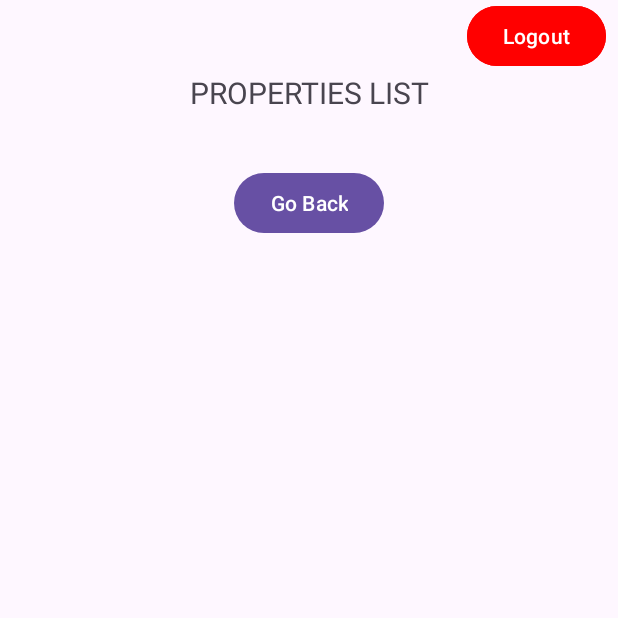
After one commit to DarrenEddy/4RentApp, an Android app: the ShortListActivity screen opened directly, with no data from a screen before it, on a phone screen of 412 x 824 dp, the top half of it. The commit adds this screen. Run offline under Robolectric (Android 15) with nearby library versions, the phone set to English and light mode, and no system bars; our stand-ins replace Firebase (no records; nobody signed in at launch, a user with empty details on screens opened directly).

Commit message:
View property details and shortList implementation

```diff
--- a/app/src/main/AndroidManifest.xml
+++ b/app/src/main/AndroidManifest.xml
@@ -12,6 +12,9 @@
         android:supportsRtl="true"
         android:theme="@style/Theme.RentalFinal"
         tools:targetApi="31">
+        <activity
+            android:name=".tenant.ShortListActivity"
+            android:exported="false" />
         <activity
             android:name=".tenant.ActivityViewProperty"
             android:exported="false" />
--- /dev/null
+++ b/app/src/main/java/com/de/rentalfinal/models/ShortList.kt
@@ -0,0 +1,5 @@
+package com.de.rentalfinal.models
+
+data class Shortlist(
+    val properties: MutableList<String> = mutableListOf()
+)
--- /dev/null
+++ b/app/src/main/java/com/de/rentalfinal/repositories/ShortListRepository.kt
@@ -0,0 +1,81 @@
+package com.de.rentalfinal.repositories
+
+import android.content.Context
+import android.util.Log
+import androidx.lifecycle.MutableLiveData
+import com.de.rentalfinal.models.Shortlist
+import com.google.firebase.Firebase
+import com.google.firebase.firestore.FieldValue
+import com.google.firebase.firestore.firestore
+import com.google.firebase.firestore.toObject
+import java.util.UUID
+
+class ShortListRepository(private val context : Context) {
+    private val TAG = this.toString();
+
+    //get an instance of firestore database
+    private val db = Firebase.firestore
+
+    private val COLLECTION_SHORTLIST = "ShortList";
+
+
+
+
+    fun addToShortList(userId:String, propertyId:String) {
+        try {
+            db.collection(COLLECTION_SHORTLIST)
+                .document(userId)
+                .get()
+                .addOnSuccessListener { document ->
+                    if (document.exists()){
+                        //If it is already created
+                        val shortList = document.toObject(Shortlist::class.java)
+                        if (shortList != null && !shortList.properties.contains(propertyId)){
+                            shortList.properties.add(propertyId)
+                            //Save the new shortList
+                            db.collection(COLLECTION_SHORTLIST).document(userId).set(shortList)
+                        }
+                    }else {
+                        // Created a new one
+                        val shortList = Shortlist(mutableListOf(propertyId))
+                        db.collection(COLLECTION_SHORTLIST).document(userId).set(shortList)
+                    }
+                }
+        } catch (ex: java.lang.Exception) {
+            Log.d(
+                TAG,
+                "addToShortList: Couldn't perform insert to short list due to exception: $ex"
+            )
+        }
+    }
+    fun getListOfProperties(userId: String, onSuccess: (MutableList<String>?) -> Unit) {
+        try {
+        db.collection(COLLECTION_SHORTLIST)
+            .document(userId)
+            .get()
+            .addOnSuccessListener { document ->
+                if (document.exists()){
+                    val shortlist = document.toObject(Shortlist::class.java)
+                    val shortListIds = shortlist?.properties
+                    onSuccess(shortListIds)
+                }else {
+                    onSuccess(mutableListOf())
+                }
+            }
+        }catch (ex : java.lang.Exception){
+            Log.e(TAG, "getListOfProperties: Could not retrieve the list of properties due to exception: $ex")
+        }
+    }
+    fun deleteFromShortList(userId: String,propertyId : String){
+        try {
+            db.collection(COLLECTION_SHORTLIST)
+                .document(userId)
+                .update("properties", FieldValue.arrayRemove(propertyId))
+                .addOnSuccessListener {
+                    Log.d(TAG, "deleteFromShortList: Property: $propertyId deleted successfully")
+                }
+        } catch (ex: Exception) {
+            Log.e(TAG, "deleteCountry: Exception occurred: $ex")
+        }
+    }
+}
--- /dev/null
+++ b/app/src/main/java/com/de/rentalfinal/tenant/ShortListActivity.kt
@@ -0,0 +1,89 @@
+package com.de.rentalfinal.tenant
+
+import android.content.SharedPreferences
+import androidx.appcompat.app.AppCompatActivity
+import android.os.Bundle
+import android.util.Log
+import androidx.recyclerview.widget.DividerItemDecoration
+import androidx.recyclerview.widget.LinearLayoutManager
+import com.de.project.ShortListPropertyAdapter
+import com.de.rentalfinal.PropertyAdapter
+import com.de.rentalfinal.R
+import com.de.rentalfinal.databinding.ActivityShortListBinding
+import com.de.rentalfinal.models.Property
+import com.de.rentalfinal.models.Shortlist
+import com.de.rentalfinal.repositories.PropertyRepository
+import com.de.rentalfinal.repositories.ShortListRepository
+import com.google.android.material.snackbar.Snackbar
+
+class ShortListActivity : AppCompatActivity() {
+    private lateinit var binding: ActivityShortListBinding
+    lateinit var prefs: SharedPreferences
+    private lateinit var adapter: ShortListPropertyAdapter
+    private lateinit var currentUserId : String
+    private var listOfIds : MutableList<String> = mutableListOf()
+    private var properties : MutableList<Property> = mutableListOf()
+    private lateinit var shortListRepository:ShortListRepository
+    private lateinit var propertyRepository: PropertyRepository
+    override fun onCreate(savedInstanceState: Bundle?) {
+        super.onCreate(savedInstanceState)
+        binding = ActivityShortListBinding.inflate(layoutInflater)
+        setContentView(binding.root)
+        this.prefs= getSharedPreferences("com.de.rentalfinal", MODE_PRIVATE)
+        this.shortListRepository = ShortListRepository(applicationContext)
+        this.propertyRepository = PropertyRepository(applicationContext)
+
+        this.currentUserId = this.prefs.getString("USER_EMAIL", "").toString()
+        Log.d("Current user", "Current user: $currentUserId")
+
+        adapter = ShortListPropertyAdapter(emptyList()){pos -> deleteBtnClickHandler(pos)}
+        binding.rvItems.adapter = adapter
+        binding.rvItems.layoutManager = LinearLayoutManager(this)
+        binding.rvItems.addItemDecoration(
+            DividerItemDecoration(
+                this,
+                LinearLayoutManager.VERTICAL
+            )
+        )
+
+        binding.goBack.setOnClickListener{
+            finish()
+        }
+
+
+    }
+
+    override fun onResume() {
+        super.onResume()
+        getProperties()
+
+    }
+    private fun getProperties(){
+        properties.clear()
+        listOfIds.clear()
+        shortListRepository.getListOfProperties(currentUserId) { propertyIds ->
+            if (propertyIds != null) {
+                listOfIds.addAll(propertyIds)
+                Log.d("Properties initial", "Properties initial: $propertyIds")
+                for (id in listOfIds) {
+                    propertyRepository.getPropertyById(id) { property ->
+                        Log.d("Adding property", "Adding property $property")
+                        properties.add(property)
+                        adapter.setData(properties)
+                    }
+                }
+
+            }
+        }
+    }
+
+
+
+    private fun deleteBtnClickHandler(pos:Int){
+        val selectedId = properties.get(pos).id
+
+        shortListRepository.deleteFromShortList(currentUserId, "4c4sZNUCa2Ya1RytCmSP")
+        getProperties()
+
+    }
+}
--- /dev/null
+++ b/app/src/main/res/layout/activity_short_list.xml
@@ -0,0 +1,46 @@
+<LinearLayout xmlns:android="http://schemas.android.com/apk/res/android"
+    xmlns:app="http://schemas.android.com/apk/res-auto"
+    xmlns:tools="http://schemas.android.com/tools"
+    android:layout_width="match_parent"
+    android:layout_height="match_parent"
+    android:orientation="vertical"
+    android:id="@+id/rootLayout"
+    >
+    <LinearLayout
+        android:layout_width="match_parent"
+        android:layout_height="wrap_content"
+        android:gravity="end">
+
+        <Button
+            android:id="@+id/logoutBtn"
+            android:layout_width="wrap_content"
+            android:layout_height="wrap_content"
+            android:text="Logout"
+            android:backgroundTint="#ff0000"
+            android:textColor="@android:color/white"
+            android:layout_marginStart="8dp"
+            android:layout_marginEnd="8dp"/>
+    </LinearLayout>
+    <TextView
+        android:id="@+id/title"
+        android:layout_width="match_parent"
+        android:layout_height="wrap_content"
+        android:textAlignment="center"
+        android:text="PROPERTIES LIST"
+        android:textSize="20dp"
+        android:layout_marginBottom="20dp"/>
+
+    <androidx.recyclerview.widget.RecyclerView
+        android:id="@+id/rvItems"
+        android:layout_width="match_parent"
+        android:layout_height="wrap_content" />
+    <Button
+        android:id="@+id/goBack"
+        android:layout_width="wrap_content"
+        android:layout_height="wrap_content"
+        android:text="Go Back"
+        android:layout_gravity="center"
+        android:layout_marginTop="16dp"
+        android:textColor="@android:color/white"/>
+
+</LinearLayout>
--- a/app/src/main/res/menu/menu_options.xml
+++ b/app/src/main/res/menu/menu_options.xml
@@ -6,5 +6,9 @@
         android:id="@+id/menu_item_login"
         android:title="Log In"
     />
+    <item
+        android:id="@+id/menu_item_shortList"
+        android:title="ShortList"
+        />
 
 </menu>
```
Also changed, not shown: app/src/main/java/com/de/rentalfinal/MainActivity.kt (+7 -0 lines), app/src/main/java/com/de/rentalfinal/adapters/ShortListPropertyAdapter.kt (added, +66 -0 lines), app/src/main/java/com/de/rentalfinal/repositories/PropertyRepository.kt (+6 -8 lines), app/src/main/java/com/de/rentalfinal/tenant/ActivityViewProperty.kt (+41 -5 lines), app/src/main/res/layout/activity_view_property.xml (+8 -0 lines), app/src/main/res/layout/row_short_list_item.xml (added, +81 -0 lines).
